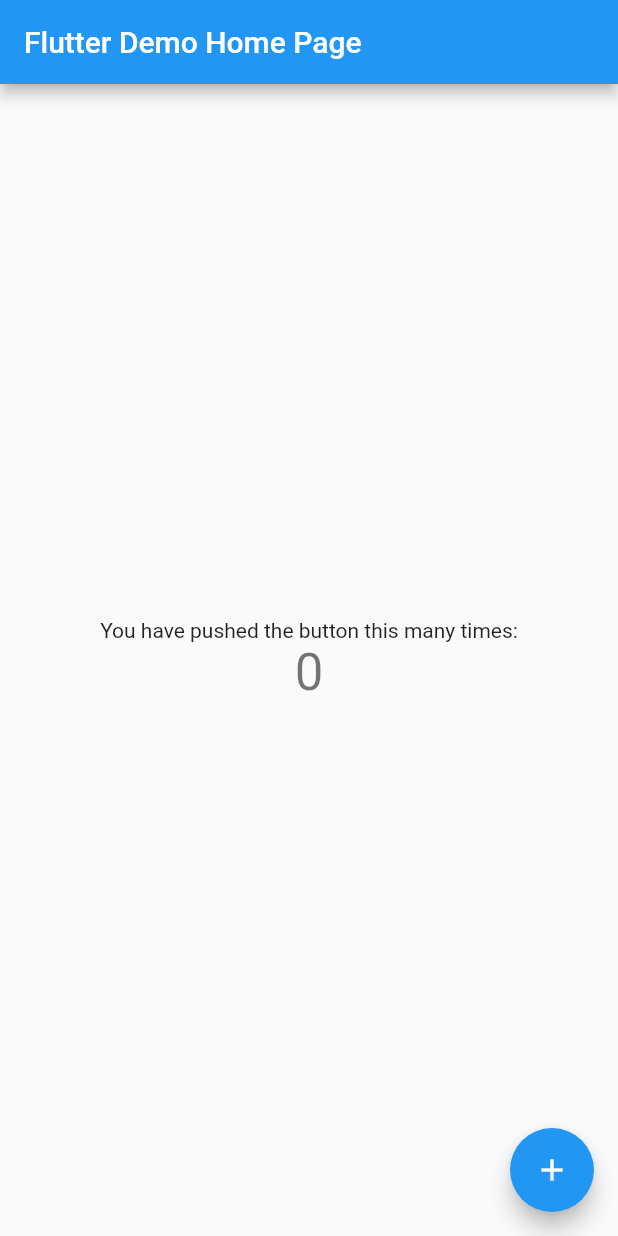
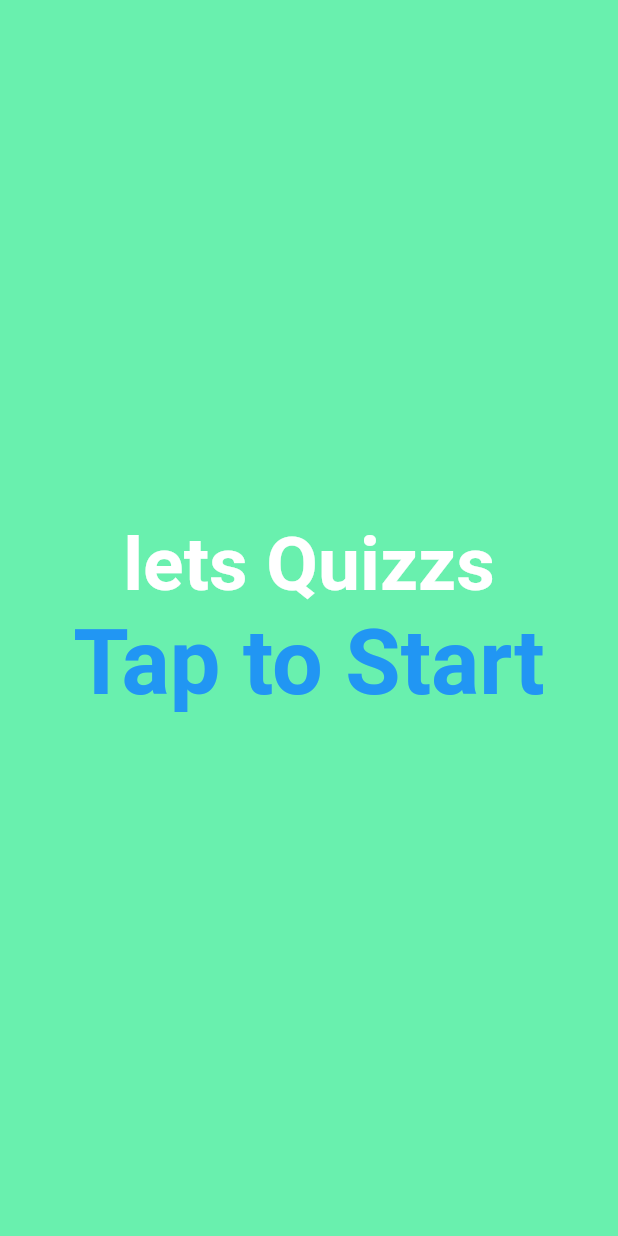
Before and after one commit to edwwn/quizDart, a Flutter app: the screen it shows after launch, on a phone screen of 412 x 824 dp. Run offline on Flutter 3.47's test engine with Material 2 defaults, Android fonts, the phone set to English and light mode, and no system bars.

Commit message:
onTap creation

```diff
--- a/lib/main.dart
+++ b/lib/main.dart
@@ -1,111 +1,9 @@
 import 'package:flutter/material.dart';
+import 'pages/landing_page.dart';
 
-void main() => runApp(MyApp());
+void main() {
+  runApp(new MaterialApp(
+    home: new LandingPage(),
+  ));
 
-class MyApp extends StatelessWidget {
-  // This widget is the root of your application.
-  @override
-  Widget build(BuildContext context) {
-    return MaterialApp(
-      title: 'Flutter Demo',
-      theme: ThemeData(
-        // This is the theme of your application.
-        //
-        // Try running your application with "flutter run". You'll see the
-        // application has a blue toolbar. Then, without quitting the app, try
-        // changing the primarySwatch below to Colors.green and then invoke
-        // "hot reload" (press "r" in the console where you ran "flutter run",
-        // or simply save your changes to "hot reload" in a Flutter IDE).
-        // Notice that the counter didn't reset back to zero; the application
-        // is not restarted.
-        primarySwatch: Colors.blue,
-      ),
-      home: MyHomePage(title: 'Flutter Demo Home Page'),
-    );
-  }
 }
-
-class MyHomePage extends StatefulWidget {
-  MyHomePage({Key key, this.title}) : super(key: key);
-
-  // This widget is the home page of your application. It is stateful, meaning
-  // that it has a State object (defined below) that contains fields that affect
-  // how it looks.
-
-  // This class is the configuration for the state. It holds the values (in this
-  // case the title) provided by the parent (in this case the App widget) and
-  // used by the build method of the State. Fields in a Widget subclass are
-  // always marked "final".
-
-  final String title;
-
-  @override
-  _MyHomePageState createState() => _MyHomePageState();
-}
-
-class _MyHomePageState extends State<MyHomePage> {
-  int _counter = 0;
-
-  void _incrementCounter() {
-    setState(() {
-      // This call to setState tells the Flutter framework that something has
-      // changed in this State, which causes it to rerun the build method below
-      // so that the display can reflect the updated values. If we changed
-      // _counter without calling setState(), then the build method would not be
-      // called again, and so nothing would appear to happen.
-      _counter++;
-    });
-  }
-
-  @override
-  Widget build(BuildContext context) {
-    // This method is rerun every time setState is called, for instance as done
-    // by the _incrementCounter method above.
-    //
-    // The Flutter framework has been optimized to make rerunning build methods
-    // fast, so that you can just rebuild anything that needs updating rather
-    // than having to individually change instances of widgets.
-    return Scaffold(
-      appBar: AppBar(
-        // Here we take the value from the MyHomePage object that was created by
-        // the App.build method, and use it to set our appbar title.
-        title: Text(widget.title),
-      ),
-      body: Center(
-        // Center is a layout widget. It takes a single child and positions it
-        // in the middle of the parent.
-        child: Column(
-          // Column is also layout widget. It takes a list of children and
-          // arranges them vertically. By default, it sizes itself to fit its
-          // children horizontally, and tries to be as tall as its parent.
-          //
-          // Invoke "debug painting" (press "p" in the console, choose the
-          // "Toggle Debug Paint" action from the Flutter Inspector in Android
-          // Studio, or the "Toggle Debug Paint" command in Visual Studio Code)
-          // to see the wireframe for each widget.
-          //
-          // Column has various properties to control how it sizes itself and
-          // how it positions its children. Here we use mainAxisAlignment to
-          // center the children vertically; the main axis here is the vertical
-          // axis because Columns are vertical (the cross axis would be
-          // horizontal).
-          mainAxisAlignment: MainAxisAlignment.center,
-          children: <Widget>[
-            Text(
-              'You have pushed the button this many times:',
-            ),
-            Text(
-              '$_counter',
-              style: Theme.of(context).textTheme.display1,
-            ),
-          ],
-        ),
-      ),
-      floatingActionButton: FloatingActionButton(
-        onPressed: _incrementCounter,
-        tooltip: 'Increment',
-        child: Icon(Icons.add),
-      ), // This trailing comma makes auto-formatting nicer for build methods.
-    );
-  }
-}
--- a/lib/pages/landing_page.dart
+++ b/lib/pages/landing_page.dart
@@ -0,0 +1,20 @@
+import 'package:flutter/material.dart';
+
+class LandingPage extends StatelessWidget{
+  @override
+  Widget build(BuildContext context){
+      return new Material(
+        color: Colors.greenAccent,
+        child: new InkWell(
+          child: new Column(
+            mainAxisAlignment: MainAxisAlignment.center,
+            children: <Widget>[
+              new Text("lets Quizzs", style: new TextStyle(color: Colors.white,fontSize: 50, fontWeight: FontWeight.bold ),),
+              new Text("Tap to Start", style: new TextStyle(color: Colors.blue, fontSize: 60, fontWeight: FontWeight.bold),)
+            ],
+          ),
+        ),
+      );
+  }
+
+}
```
